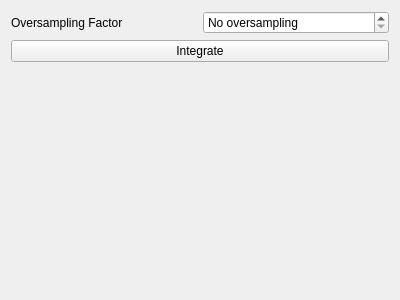
Qt form qxrdintegratordialog.ui (guyjennings/qxrd) before a commit.
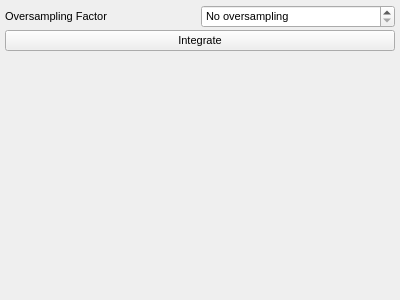
The same form after that commit.

Commit message: Shrink control panels and layout spacing

```diff
--- a/qxrdintegratordialog.ui
+++ b/qxrdintegratordialog.ui
@@ -14,14 +14,25 @@
    <string>Form</string>
   </property>
   <layout class="QGridLayout" name="gridLayout">
+   <property name="margin">
+    <number>5</number>
+   </property>
+   <property name="spacing">
+    <number>2</number>
+   </property>
    <item row="1" column="0" colspan="2">
     <widget class="QPushButton" name="m_IntegrateButton">
+     <property name="font">
+      <font>
+       <pointsize>8</pointsize>
+      </font>
+     </property>
      <property name="text">
       <string>Integrate</string>
      </property>
     </widget>
    </item>
-   <item row="2" column="1">
+   <item row="2" column="0" colspan="2">
     <spacer name="verticalSpacer">
      <property name="orientation">
       <enum>Qt::Vertical</enum>
@@ -36,6 +47,11 @@
    </item>
    <item row="0" column="0">
     <widget class="QLabel" name="label">
+     <property name="font">
+      <font>
+       <pointsize>8</pointsize>
+      </font>
+     </property>
      <property name="text">
       <string>Oversampling Factor</string>
      </property>
@@ -43,6 +59,11 @@
    </item>
    <item row="0" column="1">
     <widget class="QSpinBox" name="m_OversampleFactor">
+     <property name="font">
+      <font>
+       <pointsize>8</pointsize>
+      </font>
+     </property>
      <property name="toolTip">
       <string>Specify oversampling factor for angular integration</string>
      </property>
```
The commit also changes 2 other files.
